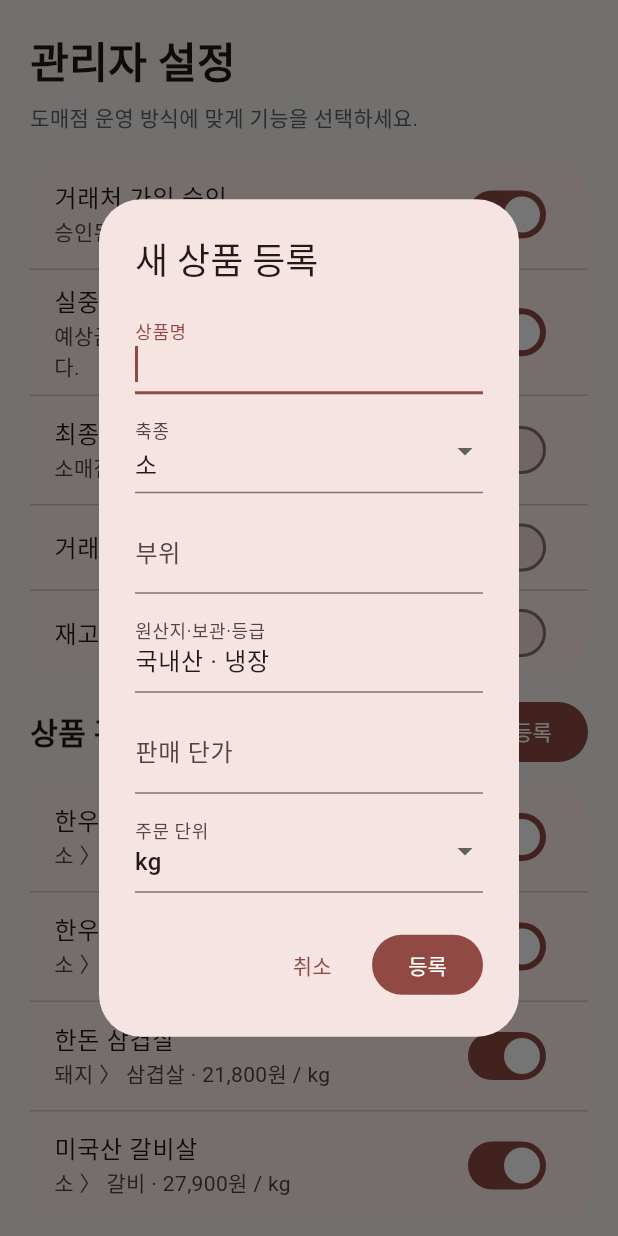
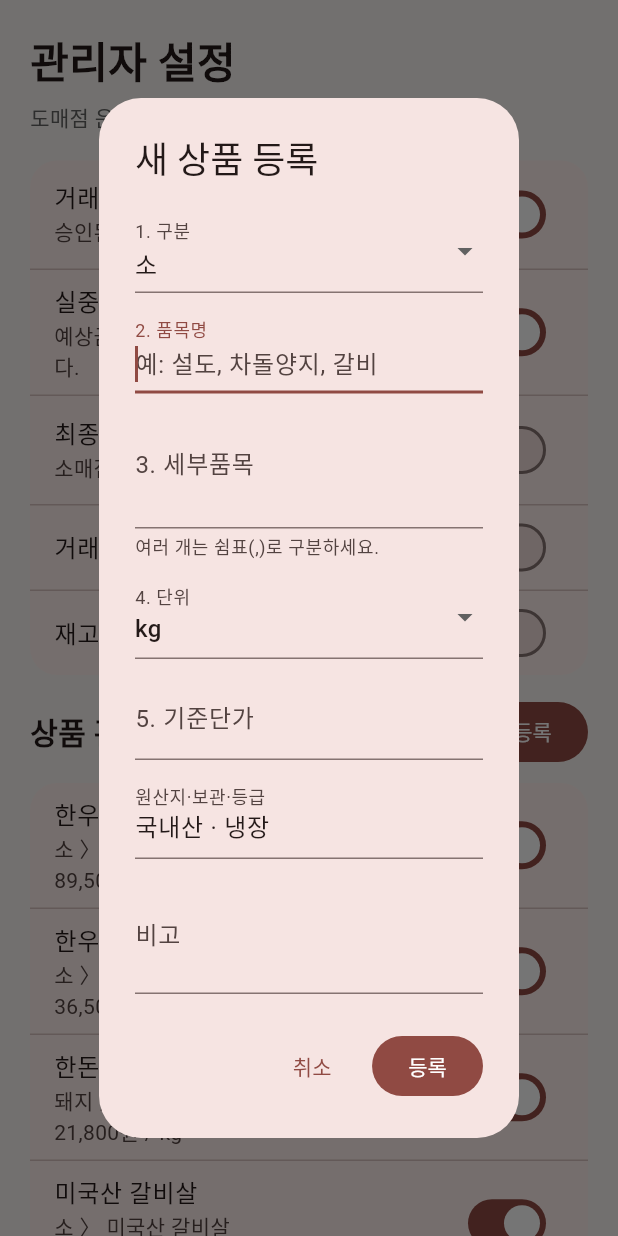
Before and after one commit to hellojun81/majang-order, a Flutter app: the AdminPage widget shown alone on an empty page, opened directly, after a tap on "상품 등록", on a phone screen of 412 x 824 dp. Run offline on Flutter 3.47's test engine with Material 3 defaults, Android fonts, the light colour scheme and no system bars; our stand-ins replace shared_preferences, supabase_flutter; accounts and stored records are empty.

Commit message:
feat: add product sub-items and audit metadata

```diff
--- a/lib/main.dart
+++ b/lib/main.dart
@@ -27,6 +27,11 @@ class Product {
     this.id,
     this.animalType = '기타',
     this.cutName = '',
+    this.subItems = const [],
+    this.notes = '',
+    this.createdBy,
+    this.createdAt,
+    this.updatedAt,
     this.isActive = true,
   });
   final int? id;
@@ -37,6 +42,11 @@ class Product {
   final IconData icon;
   final String animalType;
   final String cutName;
+  final List<String> subItems;
+  final String notes;
+  final String? createdBy;
+  final DateTime? createdAt;
+  final DateTime? updatedAt;
   bool isActive;
 
   Map<String, Object> toJson() => {
@@ -46,6 +56,11 @@ class Product {
         'price': price,
         'animalType': animalType,
         'cutName': cutName,
+        'subItems': subItems,
+        'notes': notes,
+        'createdBy': createdBy ?? '',
+        'createdAt': createdAt?.toIso8601String() ?? '',
+        'updatedAt': updatedAt?.toIso8601String() ?? '',
         'isActive': isActive,
       };
 
@@ -58,6 +73,11 @@ class Product {
         id: json['id'] as int?,
         animalType: json['animalType'] as String? ?? '기타',
         cutName: json['cutName'] as String? ?? '',
+        subItems: (json['subItems'] as List<dynamic>? ?? []).cast<String>(),
+        notes: json['notes'] as String? ?? '',
+        createdBy: json['createdBy'] as String?,
+        createdAt: DateTime.tryParse(json['createdAt'] as String? ?? ''),
+        updatedAt: DateTime.tryParse(json['updatedAt'] as String? ?? ''),
         isActive: json['isActive'] as bool? ?? true,
       );
 
@@ -74,6 +94,17 @@ class Product {
         id: row['id'] as int,
         animalType: row['animal_type'] as String? ?? '기타',
         cutName: row['cut_name'] as String? ?? '',
+        subItems: ((row['product_sub_items'] as List<dynamic>? ?? [])
+              .map((item) => item as Map<String, dynamic>)
+              .where((item) => item['is_active'] != false)
+              .toList()
+            ..sort((a, b) => (a['sort_order'] as int).compareTo(b['sort_order'] as int)))
+            .map((item) => item['name'] as String)
+            .toList(),
+        notes: row['notes'] as String? ?? '',
+        createdBy: row['created_by'] as String?,
+        createdAt: DateTime.tryParse(row['created_at'] as String? ?? ''),
+        updatedAt: DateTime.tryParse(row['updated_at'] as String? ?? ''),
         isActive: row['is_active'] as bool? ?? true,
       );
 
@@ -81,6 +112,8 @@ class Product {
         'name': name,
         'animal_type': animalType,
         'cut_name': cutName,
+        'notes': notes,
+        if (createdBy != null) 'created_by': createdBy!,
         'origin': detail,
         'storage_type': 'chilled',
         'unit': switch (unit) {
@@ -295,6 +328,8 @@ class AppStore extends ChangeNotifier {
           product.icon,
           animalType: product.animalType,
           cutName: product.cutName,
+          subItems: product.subItems,
+          notes: product.notes,
         ),
       )
       .toList();
@@ -588,7 +623,9 @@ class AppStore extends ChangeNotifier {
     try {
       final rows = await Supabase.instance.client
           .from('products')
-          .select('id, name, animal_type, cut_name, origin, unit, unit_price, is_active')
+          .select(
+            'id, name, animal_type, cut_name, origin, unit, unit_price, is_active, notes, created_by, created_at, updated_at, product_sub_items(name, sort_order, is_active)',
+          )
           .order('id');
       products
         ..clear()
@@ -604,6 +641,8 @@ class AppStore extends ChangeNotifier {
     required String name,
     required String animalType,
     required String cutName,
+    required List<String> subItems,
+    required String notes,
     required String detail,
     required String unit,
     required int price,
@@ -616,15 +655,36 @@ class AppStore extends ChangeNotifier {
       Icons.inventory_2_outlined,
       animalType: animalType,
       cutName: cutName,
+      subItems: subItems,
+      notes: notes,
+      createdBy: AppConfig.hasSupabase ? Supabase.instance.client.auth.currentUser?.id : null,
     );
     if (AppConfig.hasSupabase && Supabase.instance.client.auth.currentUser != null) {
       return Supabase.instance.client
           .from('products')
           .insert(product.toSupabase())
-          .select('id, name, animal_type, cut_name, origin, unit, unit_price, is_active')
+          .select(
+            'id, name, animal_type, cut_name, origin, unit, unit_price, is_active, notes, created_by, created_at, updated_at',
+          )
           .single()
-          .then((row) {
-        products.insert(0, Product.fromSupabase(row));
+          .then((row) async {
+        final productId = row['id'] as int;
+        if (subItems.isNotEmpty) {
+          await Supabase.instance.client.from('product_sub_items').insert([
+            for (var index = 0; index < subItems.length; index++)
+              {
+                'product_id': productId,
+                'name': subItems[index],
+                'sort_order': index,
+              },
+          ]);
+        }
+        final completeRow = Map<String, dynamic>.from(row)
+          ..['product_sub_items'] = [
+            for (var index = 0; index < subItems.length; index++)
+              {'name': subItems[index], 'sort_order': index, 'is_active': true},
+          ];
+        products.insert(0, Product.fromSupabase(completeRow));
         notifyListeners();
       });
     }
@@ -1347,6 +1407,24 @@ class _ProductsPageState extends State<ProductsPage> {
                           if (product.cutName.isNotEmpty)
                             Text('${product.animalType} 〉 ${product.cutName}', style: const TextStyle(fontSize: 12, fontWeight: FontWeight.w700)),
                           if (product.cutName.isNotEmpty) const SizedBox(height: 3),
+                          if (product.subItems.isNotEmpty) ...[
+                            Wrap(
+                              spacing: 5,
+                              runSpacing: 4,
+                              children: [
+                                for (final subItem in product.subItems)
+                                  Container(
+                                    padding: const EdgeInsets.symmetric(horizontal: 7, vertical: 3),
+                                    decoration: BoxDecoration(
+                                      color: const Color(0xFFF3E2DE),
+                                      borderRadius: BorderRadius.circular(8),
+                                    ),
+                                    child: Text(subItem, style: const TextStyle(fontSize: 11)),
+                                  ),
+                              ],
+                            ),
+                            const SizedBox(height: 5),
+                          ],
                           Text(product.detail, style: TextStyle(color: Colors.grey.shade600, fontSize: 12)),
                           const SizedBox(height: 8),
                           Text('${money(product.price)}원 / ${product.unit}', style: const TextStyle(fontWeight: FontWeight.w700)),
@@ -1645,9 +1723,10 @@ class AdminPage extends StatelessWidget {
 
   Future<void> _showAddProductDialog(BuildContext context, AppStore store) async {
     final nameController = TextEditingController();
-    final cutController = TextEditingController();
+    final subItemsController = TextEditingController();
     final detailController = TextEditingController(text: '국내산 · 냉장');
     final priceController = TextEditingController();
+    final notesController = TextEditingController();
     var unit = 'kg';
     var animalType = '소';
     final shouldSave = await showDialog<bool>(
@@ -1659,11 +1738,9 @@ class AdminPage extends StatelessWidget {
             child: Column(
               mainAxisSize: MainAxisSize.min,
               children: [
-                TextField(controller: nameController, autofocus: true, decoration: const InputDecoration(labelText: '상품명')),
-                const SizedBox(height: 10),
                 DropdownButtonFormField<String>(
                   initialValue: animalType,
-                  decoration: const InputDecoration(labelText: '축종'),
+                  decoration: const InputDecoration(labelText: '1. 구분'),
                   items: const [
                     DropdownMenuItem(value: '소', child: Text('소')),
                     DropdownMenuItem(value: '돼지', child: Text('돼지')),
@@ -1674,25 +1751,48 @@ class AdminPage extends StatelessWidget {
                   onChanged: (value) => setDialogState(() => animalType = value ?? animalType),
                 ),
                 const SizedBox(height: 10),
-                TextField(controller: cutController, decoration: const InputDecoration(labelText: '부위', hintText: '예: 등심, 삼겹살, 갈비')),
-                const SizedBox(height: 10),
-                TextField(controller: detailController, decoration: const InputDecoration(labelText: '원산지·보관·등급')),
+                TextField(
+                  controller: nameController,
+                  autofocus: true,
+                  decoration: const InputDecoration(labelText: '2. 품목명', hintText: '예: 설도, 차돌양지, 갈비'),
+                ),
                 const SizedBox(height: 10),
                 TextField(
-                  controller: priceController,
-                  keyboardType: TextInputType.number,
-                  decoration: const InputDecoration(labelText: '판매 단가', suffixText: '원'),
+                  controller: subItemsController,
+                  minLines: 2,
+                  maxLines: 3,
+                  decoration: const InputDecoration(
+                    labelText: '3. 세부품목',
+                    hintText: '예: 도가니, 보섭살, 삼각살2',
+                    helperText: '여러 개는 쉼표(,)로 구분하세요.',
+                    alignLabelWithHint: true,
+                  ),
                 ),
                 const SizedBox(height: 10),
                 DropdownButtonFormField<String>(
                   initialValue: unit,
-                  decoration: const InputDecoration(labelText: '주문 단위'),
+                  decoration: const InputDecoration(labelText: '4. 단위'),
                   items: const [
                     DropdownMenuItem(value: 'kg', child: Text('kg')),
                     DropdownMenuItem(value: '팩', child: Text('팩')),
                     DropdownMenuItem(value: '박스', child: Text('박스')),
                   ],
                   onChanged: (value) => setDialogState(() => unit = value ?? unit),
+                ),
+                const SizedBox(height: 10),
+                TextField(
+                  controller: priceController,
+                  keyboardType: TextInputType.number,
+                  decoration: const InputDecoration(labelText: '5. 기준단가', suffixText: '원'),
+                ),
+                const SizedBox(height: 10),
+                TextField(controller: detailController, decoration: const InputDecoration(labelText: '원산지·보관·등급')),
+                const SizedBox(height: 10),
+                TextField(
+                  controller: notesController,
+                  minLines: 2,
+                  maxLines: 3,
+                  decoration: const InputDecoration(labelText: '비고', hintText: '필요한 안내사항을 입력하세요.'),
                 ),
               ],
             ),
@@ -1706,19 +1806,28 @@ class AdminPage extends StatelessWidget {
     );
     final price = int.tryParse(priceController.text.replaceAll(',', ''));
     if (shouldSave == true && nameController.text.trim().isNotEmpty && price != null && price > 0) {
+      final subItems = subItemsController.text
+          .split(',')
+          .map((value) => value.trim())
+          .where((value) => value.isNotEmpty)
+          .toSet()
+          .toList();
       store.addProduct(
         name: nameController.text.trim(),
         animalType: animalType,
-        cutName: cutController.text.trim(),
+        cutName: nameController.text.trim(),
+        subItems: subItems,
+        notes: notesController.text.trim(),
         detail: detailController.text.trim(),
         unit: unit,
         price: price,
       );
     }
     nameController.dispose();
-    cutController.dispose();
+    subItemsController.dispose();
     detailController.dispose();
     priceController.dispose();
+    notesController.dispose();
   }
 
   @override
@@ -1792,7 +1901,15 @@ class AdminPage extends StatelessWidget {
                 SwitchListTile(
                   title: Text(store.products[index].name),
                   subtitle: Text(
-                    '${store.products[index].animalType} 〉 ${store.products[index].cutName.isEmpty ? '부위 미지정' : store.products[index].cutName} · ${money(store.products[index].price)}원 / ${store.products[index].unit}',
+                    [
+                      '${store.products[index].animalType} 〉 ${store.products[index].name}',
+                      if (store.products[index].subItems.isNotEmpty)
+                        '세부: ${store.products[index].subItems.join(', ')}',
+                      '${money(store.products[index].price)}원 / ${store.products[index].unit}',
+                      if (store.products[index].notes.isNotEmpty) '비고: ${store.products[index].notes}',
+                      if (store.products[index].createdAt != null)
+                        '등록: ${dateTimeText(store.products[index].createdAt!)}',
+                    ].join('\n'),
                   ),
                   value: store.products[index].isActive,
                   onChanged: (value) => store.toggleProduct(store.products[index], value),
@@ -1885,3 +2002,6 @@ String money(int value) {
 
 String dateText(DateTime value) =>
     '${value.year}.${value.month.toString().padLeft(2, '0')}.${value.day.toString().padLeft(2, '0')}';
+
+String dateTimeText(DateTime value) =>
+    '${dateText(value.toLocal())} ${value.toLocal().hour.toString().padLeft(2, '0')}:${value.toLocal().minute.toString().padLeft(2, '0')}';
```
Also changed, not shown: 2 other files.
